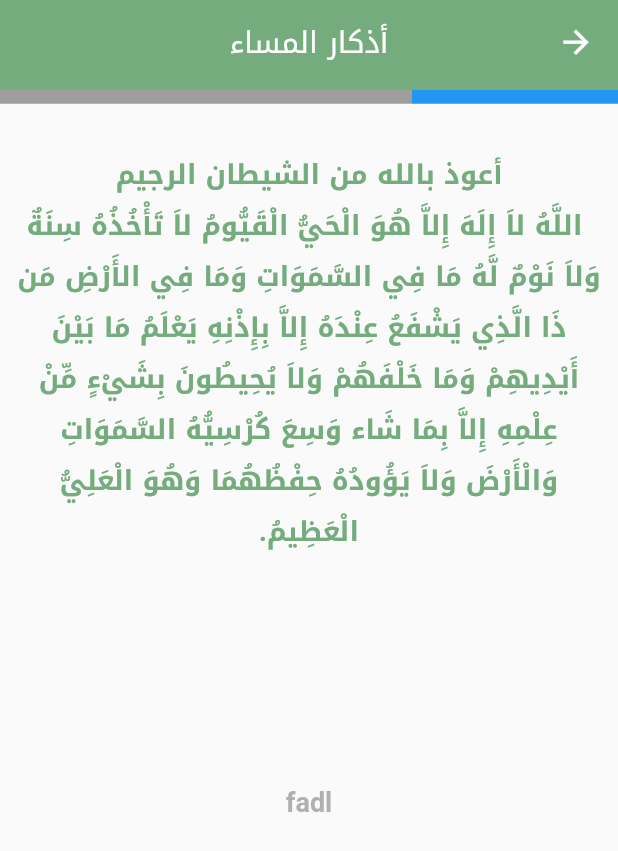
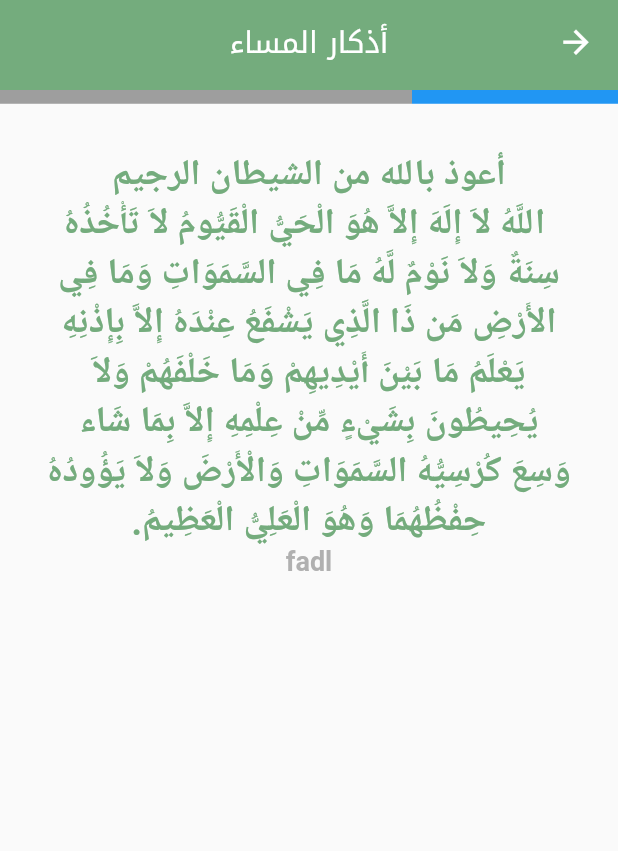
Before and after one commit to devhasanalhamed/athkar, a Flutter app: the screen it shows after launch, after a tap on "أذكار الصباح", on a phone screen of 412 x 824 dp. Shown: the top 851 px of the screen. Run offline on Flutter 3.47's test engine with Material 2 defaults, Android fonts, the phone set to English and light mode, and no system bars; our stand-ins replace font_awesome_flutter; missing offline and left inert: flutter_islamic_icons; network calls fail; Roboto replaces fonts that are missing (dfsf).

Commit message:
new islamic icons

```diff
--- a/lib/app/view/pages/athkar_page.dart
+++ b/lib/app/view/pages/athkar_page.dart
@@ -73,13 +73,6 @@ class _AthkarPageState extends State<AthkarPage> {
                 //       duration: const Duration(milliseconds: 150),
                 //       curve: Curves.easeIn);
                 // },
-                child: Padding(
-                  padding: EdgeInsets.only(
-                    top: screenSize * 0.04,
-                    // right: screenSize * 0.04,
-                    // left: screenSize * 0.04,
-                    bottom: screenSize * 0.01,
-                  ),
                 child: PageView(
                   controller: myPageController,
                   onPageChanged: (index) {
@@ -93,21 +86,28 @@ class _AthkarPageState extends State<AthkarPage> {
                         mainAxisAlignment: MainAxisAlignment.spaceBetween,
                         children: [
                           SizedBox(
-                              height: screenSize * 0.70,
+                            height: screenSize * 0.98,
                             child: Padding(
-                                padding: const EdgeInsets.symmetric(
-                                  horizontal: 10,
+                              padding: EdgeInsets.only(
+                                top: screenSize * 0.04,
+                                right: screenSize * 0.04,
+                                left: screenSize * 0.04,
+                                bottom: screenSize * 0.02,
                               ),
                               child: ListView(
                                 children: [
                                   Text(
                                     athkarList[i].content,
+                                    style: const TextStyle(
+                                      fontFamily: 'dfsf',
+                                      fontSize: 24,
+                                    ),
                                     textAlign: TextAlign.center,
                                     textDirection: TextDirection.rtl,
                                   ),
-                                    SizedBox(
-                                      height: screenSize * 0.2,
-                                    ),
+                                  // SizedBox(
+                                  //   height: screenSize * 0.2,
+                                  // ),
                                   Text(
                                     athkarList[i].fadl,
                                     textAlign: TextAlign.center,
@@ -159,7 +159,6 @@ class _AthkarPageState extends State<AthkarPage> {
                 ),
               ),
             ),
-            ),
           ],
         ),
       ),
--- a/lib/app/view/pages/home.dart
+++ b/lib/app/view/pages/home.dart
@@ -2,8 +2,8 @@ import 'package:athkar/app/view/widgets/appbar.dart';
 import 'package:athkar/app/view/widgets/counter.dart';
 import 'package:athkar/app/view/widgets/information.dart';
 import 'package:flutter/material.dart';
+import 'package:flutter_islamic_icons/flutter_islamic_icons.dart';
 import 'package:font_awesome_flutter/font_awesome_flutter.dart';
-
 
 import '../widgets/athkar.dart';
 
@@ -15,9 +15,10 @@ class MyHomePage extends StatefulWidget {
 }
 
 class _MyHomePageState extends State<MyHomePage> {
-  static const myAppBar = MyAppBar(title: 'أذكار اليوم والليلة',isHomePage: true,);
-
-
+  static const myAppBar = MyAppBar(
+    title: 'أذكار اليوم والليلة',
+    isHomePage: true,
+  );
 
   @override
   Widget build(BuildContext context) {
@@ -34,16 +35,16 @@ class _MyHomePageState extends State<MyHomePage> {
               title: 'معلومات',
               icon: FontAwesomeIcons.info,
               width: double.infinity,
-              height: screenHeight * 0.30,
+              height: screenHeight * 0.20,
             ),
             SizedBox(
               height: screenHeight * 0.02,
             ),
             MyCounter(
               title: 'السبحة الإلكترونية',
-              icon: Icons.calculate,
+              icon: FlutterIslamicIcons.solidTasbih2,
               width: double.infinity,
-              height: screenHeight * 0.30,
+              height: screenHeight * 0.25,
             ),
             SizedBox(
               height: screenHeight * 0.02,
@@ -53,7 +54,7 @@ class _MyHomePageState extends State<MyHomePage> {
                 MyAthkar(
                   title: 'أذكار الصباح',
                   icon: Icons.sunny,
-                  height: screenHeight * 0.30,
+                  height: screenHeight * 0.20,
                 ),
                 const SizedBox(
                   width: 10,
@@ -61,7 +62,27 @@ class _MyHomePageState extends State<MyHomePage> {
                 MyAthkar(
                   title: 'أذكار المساء',
                   icon: Icons.nightlight_round,
-                  height: screenHeight * 0.30,
+                  height: screenHeight * 0.20,
+                ),
+              ],
+            ),
+            SizedBox(
+              height: screenHeight * 0.02,
+            ),
+            Row(
+              children: [
+                MyAthkar(
+                  title: 'أذكار الصباح',
+                  icon: Icons.sunny,
+                  height: screenHeight * 0.20,
+                ),
+                const SizedBox(
+                  width: 10,
+                ),
+                MyAthkar(
+                  title: 'أذكار المساء',
+                  icon: Icons.nightlight_round,
+                  height: screenHeight * 0.20,
                 ),
               ],
             ),
--- a/pubspec.yaml
+++ b/pubspec.yaml
@@ -39,6 +39,7 @@ dependencies:
   font_awesome_flutter: ^10.2.1
   provider: ^6.0.4
   http: ^0.13.5
+  flutter_islamic_icons: ^1.0.2
 
 dev_dependencies:
   flutter_test:
```
Also changed, not shown: pubspec.lock. Lines whose indentation alone changed are shown as unchanged.
